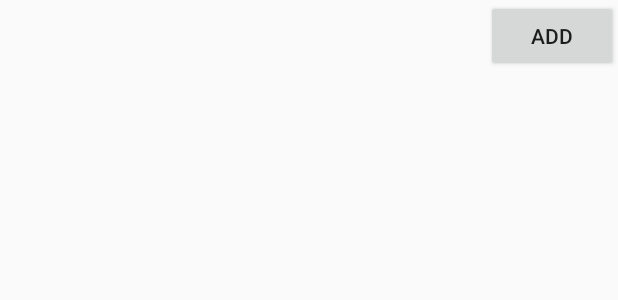
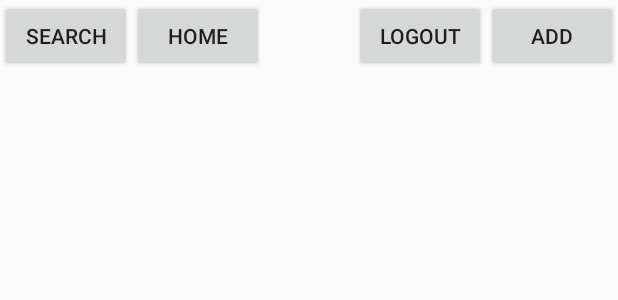
Before and after one commit to Anas8819/JobSharingAppAndroid, an Android app: the layout activity_main.xml on its own in the app's theme, with its tools: preview values and no code run, on a phone screen of 412 x 824 dp. Shown: the top 300 px of the screen. Run offline under Robolectric (Android 15) with nearby library versions, the phone set to English and light mode, and no system bars.

```diff
--- a/app/src/main/AndroidManifest.xml
+++ b/app/src/main/AndroidManifest.xml
@@ -12,8 +12,7 @@
         android:roundIcon="@mipmap/ic_launcher_round"
         android:supportsRtl="true"
         android:theme="@style/AppTheme">
-
-        <activity android:name=".MainActivity"></activity>
+        <activity android:name=".MainActivity" />
         <activity android:name=".DetailsActivity" />
         <activity android:name=".AddActivity" />
         <activity android:name=".SplashScreenActivity">
@@ -23,7 +22,8 @@
                 <category android:name="android.intent.category.LAUNCHER" />
             </intent-filter>
         </activity>
-        <activity android:name=".LoginActivity"></activity>
+        <activity android:name=".LoginActivity" />
+        <activity android:name=".SearchActivity"></activity>
     </application>
 
 </manifest>
--- a/app/src/main/java/com/example/anas/jobsharingapp/JobDetail.java
+++ b/app/src/main/java/com/example/anas/jobsharingapp/JobDetail.java
@@ -31,8 +31,11 @@ public interface JobDetail {
                       @Field("type") String type,
                       @Field("salary") int salary,
                       @Field("date") String date
-//                      @Field("user_id") int user_id
+                      //@Field("user_id") Integer user_id
     );
     @POST("job")
     Call<Job> saveJob(@Body Job job);
+
+    @GET("getbytype/{id}")
+    Call<List<Job>> getbytype(@Path("id") String id);
 }
--- a/app/src/main/java/com/example/anas/jobsharingapp/Service/ServiceGenerator.java
+++ b/app/src/main/java/com/example/anas/jobsharingapp/Service/ServiceGenerator.java
@@ -11,7 +11,7 @@ import retrofit2.Retrofit;
 import retrofit2.converter.gson.GsonConverterFactory;
 public class ServiceGenerator {
 
-    private static final String API_BASE_URL = "http://192.168.10.3:8000/api/";
+    private static final String API_BASE_URL = "http://192.168.10.2:8000/api/";
 
     private static Retrofit retrofit;
 
--- a/app/src/main/res/layout/activity_main.xml
+++ b/app/src/main/res/layout/activity_main.xml
@@ -22,4 +22,28 @@
         android:scrollbars="vertical"
         android:layout_below="@id/add"
         android:layout_alignParentStart="true" />
+
+    <Button
+        android:id="@+id/search"
+        android:layout_width="wrap_content"
+        android:layout_height="wrap_content"
+        android:layout_above="@+id/recycler_view"
+        android:layout_alignParentStart="true"
+        android:text="Search" />
+
+    <Button
+        android:id="@+id/logout"
+        android:layout_width="wrap_content"
+        android:layout_height="wrap_content"
+        android:text="Logout"
+        android:layout_alignParentTop="true"
+        android:layout_toStartOf="@+id/add" />
+
+    <Button
+        android:id="@+id/home"
+        android:layout_width="wrap_content"
+        android:layout_height="wrap_content"
+        android:text="Home"
+        android:layout_alignParentTop="true"
+        android:layout_toEndOf="@+id/search" />
 </RelativeLayout>
```
Also changed, not shown: app/src/main/java/com/example/anas/jobsharingapp/AddActivity.java (+9 -2 lines), app/src/main/java/com/example/anas/jobsharingapp/MainActivity.java (+38 -2 lines), app/src/main/java/com/example/anas/jobsharingapp/SearchActivity.java (added, +50 -0 lines), app/src/main/res/layout/activity_search.xml (added, +35 -0 lines).
